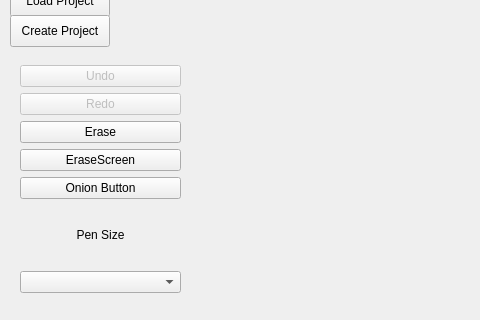
First picture: the form in Foorge/mainwindow.ui, repository NCChacki/CS3505-Software2-SpriteEditor, before the edit; both pictures show x 0 to 480 and y 94 to 414 of the 1036 by 710 pixel window.
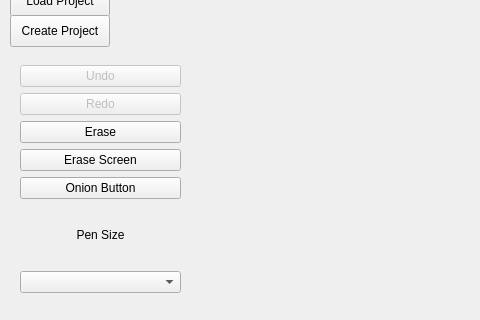
Second picture: the form after the edit. Custom widgets are drawn as their Qt base class.

Commit message: Adjusted Erase Screen button text

```diff
--- a/Foorge/mainwindow.ui
+++ b/Foorge/mainwindow.ui
@@ -450,7 +450,7 @@
      <item>
       <widget class="QPushButton" name="eraseScreen">
        <property name="text">
-        <string>EraseScreen</string>
+        <string>Erase Screen</string>
        </property>
       </widget>
      </item>
```
The commit also changes 12 other files.
